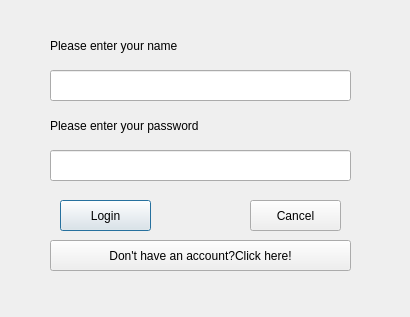
The window that try_Client/login.ui (LittleQili/Chatroom_Client) describes before a commit, drawn with Qt 5.
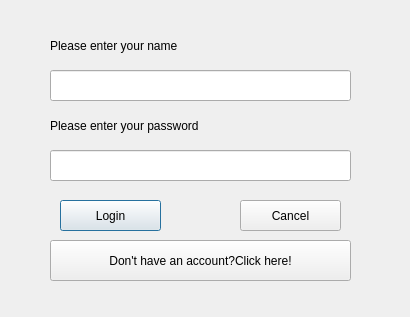
The same window after the commit.

```diff
--- a/try_Client/login.ui
+++ b/try_Client/login.ui
@@ -70,7 +70,7 @@
     <rect>
      <x>60</x>
      <y>200</y>
-     <width>91</width>
+     <width>101</width>
      <height>31</height>
     </rect>
    </property>
@@ -81,9 +81,9 @@
   <widget class="QPushButton" name="Cancel_pushbutton">
    <property name="geometry">
     <rect>
-     <x>250</x>
+     <x>240</x>
      <y>200</y>
-     <width>91</width>
+     <width>101</width>
      <height>31</height>
     </rect>
    </property>
@@ -97,7 +97,7 @@
      <x>50</x>
      <y>240</y>
      <width>301</width>
-     <height>31</height>
+     <height>41</height>
     </rect>
    </property>
    <property name="text">
```
